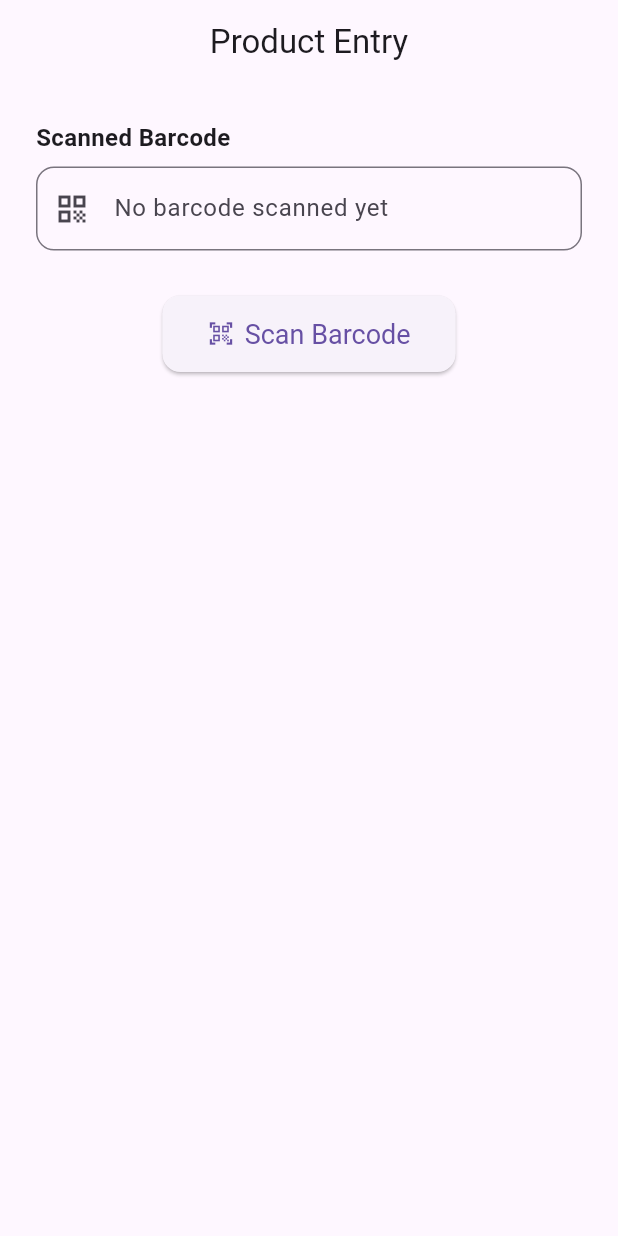
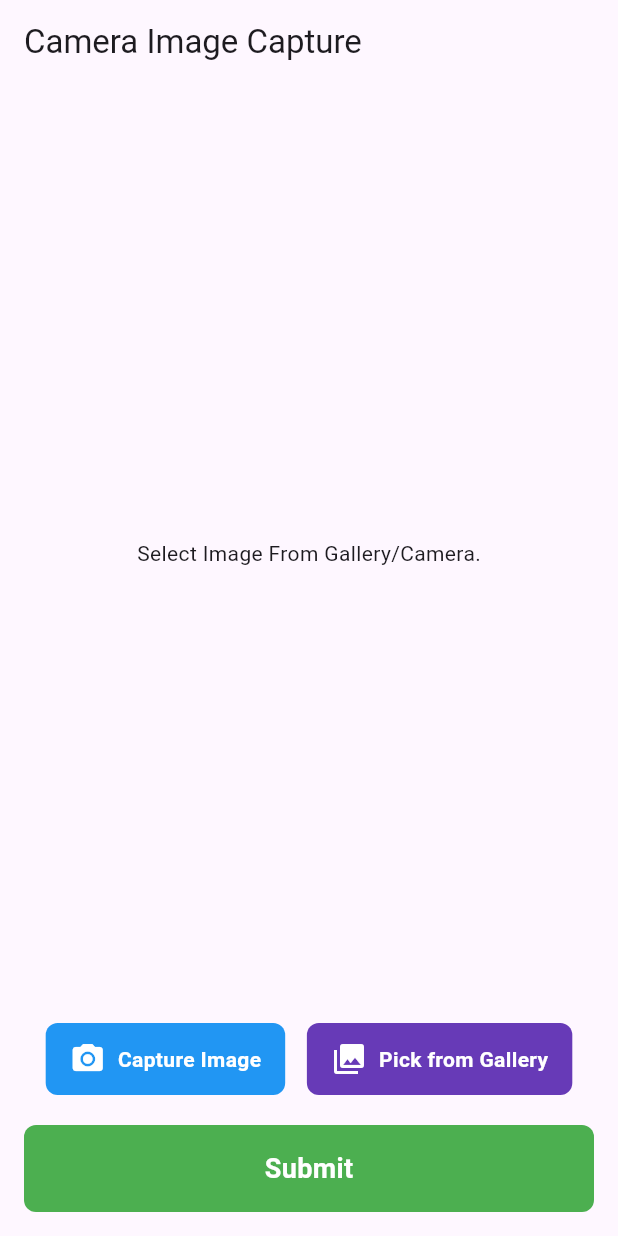
Before and after one commit to Durgeshpatel77/task_exeed, a Flutter app: the screen it shows after launch, on a phone screen of 412 x 824 dp. Run offline on Flutter 3.47's test engine with Material 3 defaults, Android fonts, the phone set to English and light mode, and no system bars; our stand-ins replace get, image_picker, shared_preferences; missing offline and left inert: mobile_scanner.

Commit message:
camera done

```diff
--- /dev/null
+++ b/lib/6_Camera Image Capture/CameraImageCapture_Page.dart
@@ -0,0 +1,111 @@
+import 'package:flutter/material.dart';
+import 'package:get/get.dart';
+
+import 'ImagePicker_Controller.dart';
+
+class CameraImageCapturePage extends StatelessWidget {
+  final ImagePickerController controller = Get.put(ImagePickerController());
+
+  Widget _buildButton({
+    required VoidCallback onTap,
+    required IconData icon,
+    required String label,
+    Color? color,
+  }) {
+    return InkWell(
+      onTap: onTap,
+      borderRadius: BorderRadius.circular(8),
+      child: Container(
+        padding: EdgeInsets.symmetric(horizontal: 16, vertical: 12),
+        decoration: BoxDecoration(
+          color: color ?? Colors.blue,
+          borderRadius: BorderRadius.circular(8),
+        ),
+        child: Row(
+          mainAxisSize: MainAxisSize.min,
+          children: [
+            Icon(icon, color: Colors.white),
+            SizedBox(width: 8),
+            Text(label,
+                style: TextStyle(
+                  color: Colors.white,
+                  fontWeight: FontWeight.w600,
+                )),
+          ],
+        ),
+      ),
+    );
+  }
+
+  Widget _buildSubmitButton({
+    required VoidCallback onTap,
+  }) {
+    return InkWell(
+      onTap: onTap,
+      borderRadius: BorderRadius.circular(8),
+      child: Container(
+        width: double.infinity,
+        padding: EdgeInsets.symmetric(vertical: 16),
+        decoration: BoxDecoration(
+          color: Colors.green,
+          borderRadius: BorderRadius.circular(8),
+        ),
+        child: Center(
+          child: Text(
+            "Submit",
+            style: TextStyle(
+              color: Colors.white,
+              fontSize: 18,
+              fontWeight: FontWeight.bold,
+            ),
+          ),
+        ),
+      ),
+    );
+  }
+
+  @override
+  Widget build(BuildContext context) {
+    return Scaffold(
+      appBar: AppBar(title: Text("Camera Image Capture")),
+      body: Padding(
+        padding: EdgeInsets.all(16),
+        child: Column(
+          children: [
+            Expanded(
+              child: Center(
+                child: Obx(() {
+                  final file = controller.pickedImage.value;
+                  if (file == null) {
+                    return Text("Select Image From Gallery/Camera.");
+                  } else {
+                    return Image.file(file);
+                  }
+                }),
+              ),
+            ),
+            SizedBox(height: 16),
+            Row(
+              mainAxisAlignment: MainAxisAlignment.spaceEvenly,
+              children: [
+                _buildButton(
+                  onTap: controller.pickFromCamera,
+                  icon: Icons.camera_alt,
+                  label: "Capture Image",
+                ),
+                _buildButton(
+                  onTap: controller.pickFromGallery,
+                  icon: Icons.photo_library,
+                  label: "Pick from Gallery",
+                  color: Colors.deepPurple,
+                ),
+              ],
+            ),
+            SizedBox(height: 20),
+            _buildSubmitButton(onTap: controller.submit),
+          ],
+        ),
+      ),
+    );
+  }
+}
--- /dev/null
+++ b/lib/6_Camera Image Capture/ImagePicker_Controller.dart
@@ -0,0 +1,36 @@
+import 'dart:io';
+
+import 'package:get/get.dart';
+import 'package:image_picker/image_picker.dart';
+
+class ImagePickerController extends GetxController {
+  final ImagePicker _picker = ImagePicker();
+
+  Rxn<File> pickedImage = Rxn<File>();
+
+  Future<void> pickFromCamera() async {
+    final XFile? pickedFile = await _picker.pickImage(source: ImageSource.camera);
+    if (pickedFile != null) {
+      pickedImage.value = File(pickedFile.path);
+    }
+  }
+
+  Future<void> pickFromGallery() async {
+    final XFile? pickedFile = await _picker.pickImage(source: ImageSource.gallery);
+    if (pickedFile != null) {
+      pickedImage.value = File(pickedFile.path);
+    }
+  }
+
+  void submit() {
+    if (pickedImage.value != null) {
+      Get.snackbar("Success", "Image submitted!");
+      // Add your upload logic here
+
+      // Clear the selected image after submission
+      pickedImage.value = null;
+    } else {
+      Get.snackbar("Error", "Please pick or capture an image first.");
+    }
+  }
+}
--- a/lib/main.dart
+++ b/lib/main.dart
@@ -5,6 +5,7 @@ import '3_Searchable Table with Pagination/searchable_table.dart';
 import '4_Waybill Simulation.dart/Waybill_Screen.dart';
 import '5_Barcode Scanning Integration/Barcode_FormPage.dart';
 import '5_Barcode Scanning Integration/Barcode_ScannerPage.dart';
+import '6_Camera Image Capture/CameraImageCapture_Page.dart';
 import 'Login_Logout pages/login_page.dart';
 
 void main() {
@@ -24,7 +25,8 @@ class MyApp extends StatelessWidget {
      // home: GenericFormPage(),//2
      // home: SearchableTable (),//3
      // home: WaybillScreen (),//4
-      home: BarcodeFormPage(),
+     // home: BarcodeFormPage(),//5
+       home: CameraImageCapturePage(),//6
 
 
     );
--- a/pubspec.yaml
+++ b/pubspec.yaml
@@ -39,6 +39,7 @@ dependencies:
   shared_preferences: ^2.5.3
   intl: ^0.20.2
   mobile_scanner: ^7.0.0
+  image_picker: ^1.1.2
 
 dev_dependencies:
   flutter_test:
```
Also changed, not shown: pubspec.lock.
